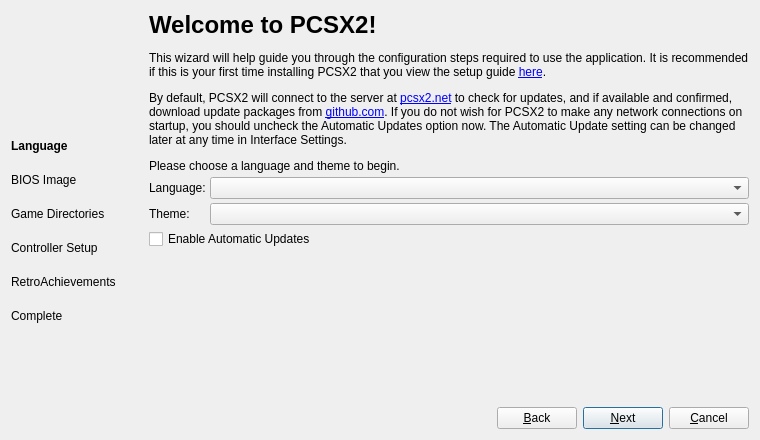
The window that pcsx2-qt/SetupWizardDialog.ui (PenguinVRLab/PenguinScreen2) describes before a commit, drawn with Qt 5.
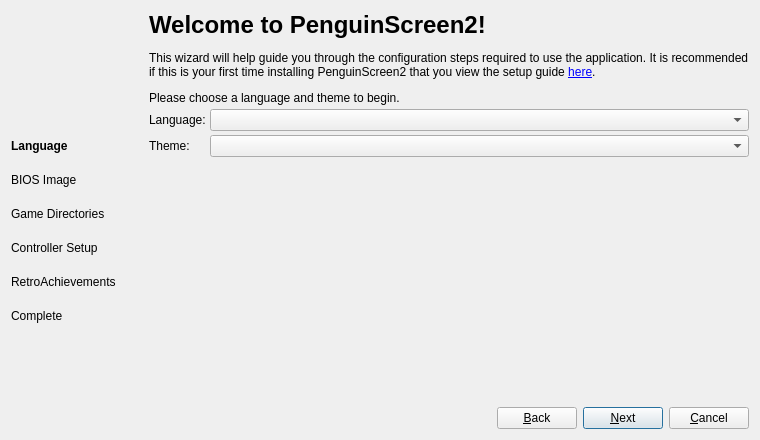
The same window after the commit. The open tabs and pages were chosen to show the change. Icons and pictures are not drawn.

Commit message:
PenguinScreen2 1.0-rc2
The 1.0-rc2 source, in one commit on top of the two import layers below it
(the PCSX2 fork base and the vendored Khronos OpenXR SDK), so that the diff
against them shows what PenguinScreen2 changes in upstream PCSX2.
The release is tag v1.0-rc2.

The edit to the form file:
```diff
--- a/pcsx2-qt/SetupWizardDialog.ui
+++ b/pcsx2-qt/SetupWizardDialog.ui
@@ -146,7 +146,7 @@
        <item>
         <widget class="QLabel" name="IntroLabel">
          <property name="text">
-          <string>&lt;html&gt;&lt;head/&gt;&lt;body&gt;&lt;h1 style=&quot; margin-top:18px; margin-bottom:12px; margin-left:0px; margin-right:0px; -qt-block-indent:0; text-indent:0px;&quot;&gt;&lt;span style=&quot; font-size:xx-large; font-weight:700;&quot;&gt;Welcome to PCSX2!&lt;/span&gt;&lt;/h1&gt;&lt;p&gt;This wizard will help guide you through the configuration steps required to use the application. It is recommended if this is your first time installing PCSX2 that you view the setup guide &lt;a href=&quot;https://pcsx2.net/docs/&quot;&gt;here&lt;/a&gt;.&lt;/p&gt;&lt;p&gt;By default, PCSX2 will connect to the server at &lt;a href=&quot;https://pcsx2.net/&quot;&gt;pcsx2.net&lt;/a&gt; to check for updates, and if available and confirmed, download update packages from &lt;a href=&quot;https://github.com/&quot;&gt;github.com&lt;/a&gt;. If you do not wish for PCSX2 to make any network connections on startup, you should uncheck the Automatic Updates option now. The Automatic Update setting can be changed later at any time in Interface Settings.&lt;/p&gt;&lt;p&gt;Please choose a language and theme to begin.&lt;/p&gt;&lt;/body&gt;&lt;/html&gt;</string>
+          <string>&lt;html&gt;&lt;head/&gt;&lt;body&gt;&lt;h1 style=&quot; margin-top:18px; margin-bottom:12px; margin-left:0px; margin-right:0px; -qt-block-indent:0; text-indent:0px;&quot;&gt;&lt;span style=&quot; font-size:xx-large; font-weight:700;&quot;&gt;Welcome to PenguinScreen2!&lt;/span&gt;&lt;/h1&gt;&lt;p&gt;This wizard will help guide you through the configuration steps required to use the application. It is recommended if this is your first time installing PenguinScreen2 that you view the setup guide &lt;a href=&quot;https://pcsx2.net/docs/&quot;&gt;here&lt;/a&gt;.&lt;/p&gt;&lt;p&gt;Please choose a language and theme to begin.&lt;/p&gt;&lt;/body&gt;&lt;/html&gt;</string>
          </property>
          <property name="alignment">
           <set>Qt::AlignmentFlag::AlignLeading|Qt::AlignmentFlag::AlignLeft|Qt::AlignmentFlag::AlignTop</set>
@@ -210,13 +210,6 @@
            </property>
           </spacer>
          </item>
-         <item row="2" column="0" colspan="2">
-          <widget class="QCheckBox" name="autoUpdateEnabled">
-           <property name="text">
-            <string>Enable Automatic Updates</string>
-           </property>
-          </widget>
-         </item>
         </layout>
        </item>
       </layout>
```
Left out of the diff: 14 changed lines with no effect on the pictures. The commit also changes 1123 other files.
